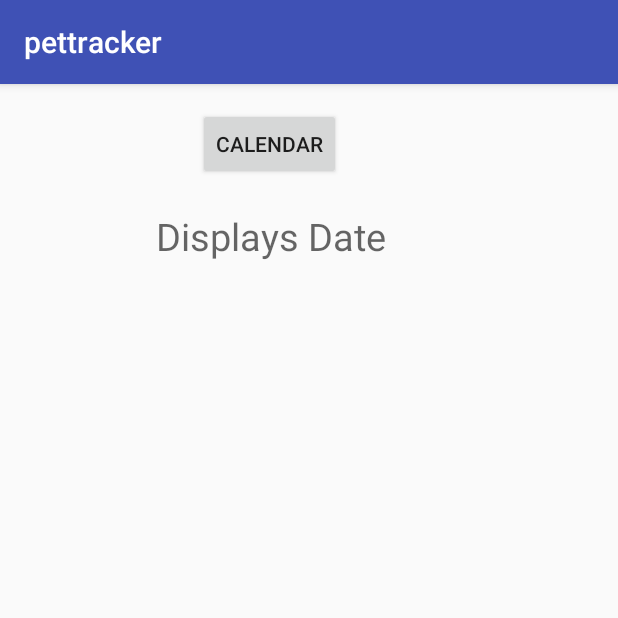
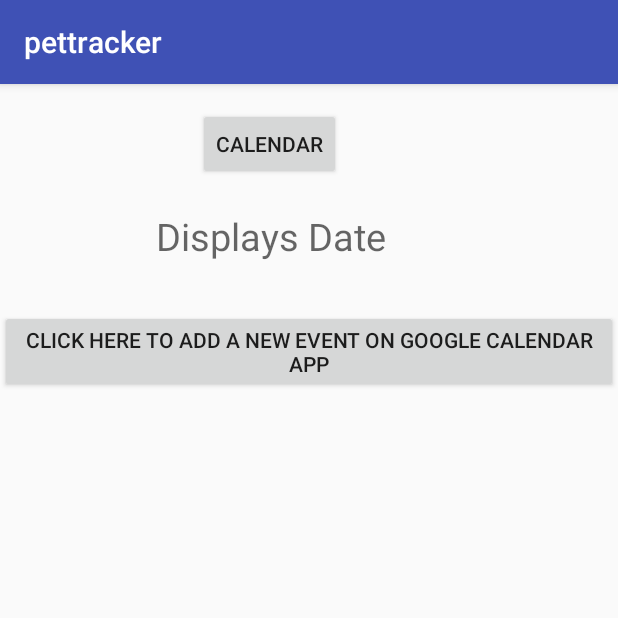
Before and after one commit to moosiklava/cmps121, an Android app: the DisplayDateActivity screen opened directly, with no data from a screen before it, on a phone screen of 412 x 824 dp, the top half of it. Run offline under Robolectric (Android 15) with nearby library versions, the phone set to English and light mode, and no system bars.

Commit message:
Added Google Calendar Functionality

```diff
--- a/app/src/main/res/layout/display_date.xml
+++ b/app/src/main/res/layout/display_date.xml
@@ -30,5 +30,14 @@
         app:layout_constraintStart_toStartOf="parent"
         app:layout_constraintTop_toBottomOf="@+id/btnGoCal" />
 
+    <Button
+        android:layout_width="fill_parent"
+        android:layout_height="wrap_content"
+        android:layout_marginTop="32dp"
+        android:onClick="calendarEvent"
+        android:text="Click Here to Add a New Event on Google Calendar App"
+        app:layout_constraintTop_toBottomOf="@+id/theDate"
+        tools:layout_editor_absoluteX="0dp" />
+
 
 </android.support.constraint.ConstraintLayout>
```
Also changed, not shown: app/src/main/java/com/example/mdelc/pettracker/DisplayDateActivity.java (+15 -0 lines).
